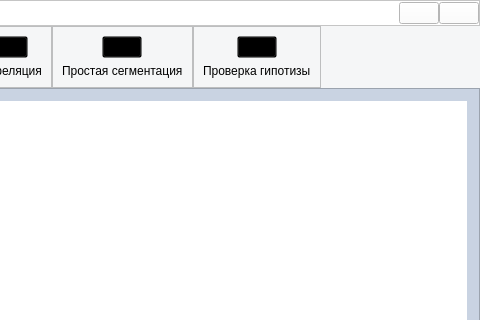
First picture: the form in views/ui/main_window.ui, repository Vityshha/educational-photoshop, before the edit; both pictures show x 794 to 1274 and y 0 to 320 of the 1274 by 782 pixel window.
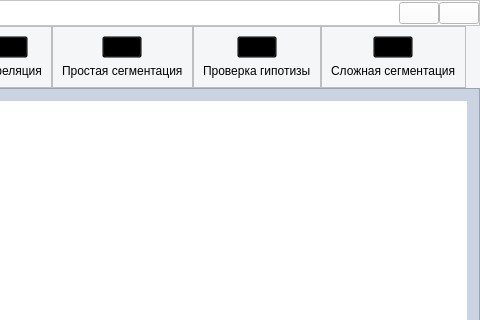
Second picture: the form after the edit. Icons and pictures are not drawn.

Commit message: segmentation_complex

```diff
--- a/views/ui/main_window.ui
+++ b/views/ui/main_window.ui
@@ -792,6 +792,37 @@
                 </layout>
                </widget>
               </item>
+              <item>
+               <widget class="QFrame" name="frame_23">
+                <property name="frameShape">
+                 <enum>QFrame::StyledPanel</enum>
+                </property>
+                <property name="frameShadow">
+                 <enum>QFrame::Raised</enum>
+                </property>
+                <layout class="QVBoxLayout" name="verticalLayout_19">
+                 <item alignment="Qt::AlignHCenter">
+                  <widget class="QPushButton" name="btn_complex">
+                   <property name="styleSheet">
+                    <string notr="true">background-color: transparent;
+image: url(:/newPrefix/images/draw_abstract_96dp_000000_FILL0_wght400_GRAD0_opsz48.png);
+</string>
+                   </property>
+                   <property name="text">
+                    <string/>
+                   </property>
+                  </widget>
+                 </item>
+                 <item alignment="Qt::AlignHCenter">
+                  <widget class="QLabel" name="label_15">
+                   <property name="text">
+                    <string>Сложная сегментация</string>
+                   </property>
+                  </widget>
+                 </item>
+                </layout>
+               </widget>
+              </item>
               <item>
                <spacer name="horizontalSpacer_2">
                 <property name="orientation">
```
The commit also changes 6 other files.
